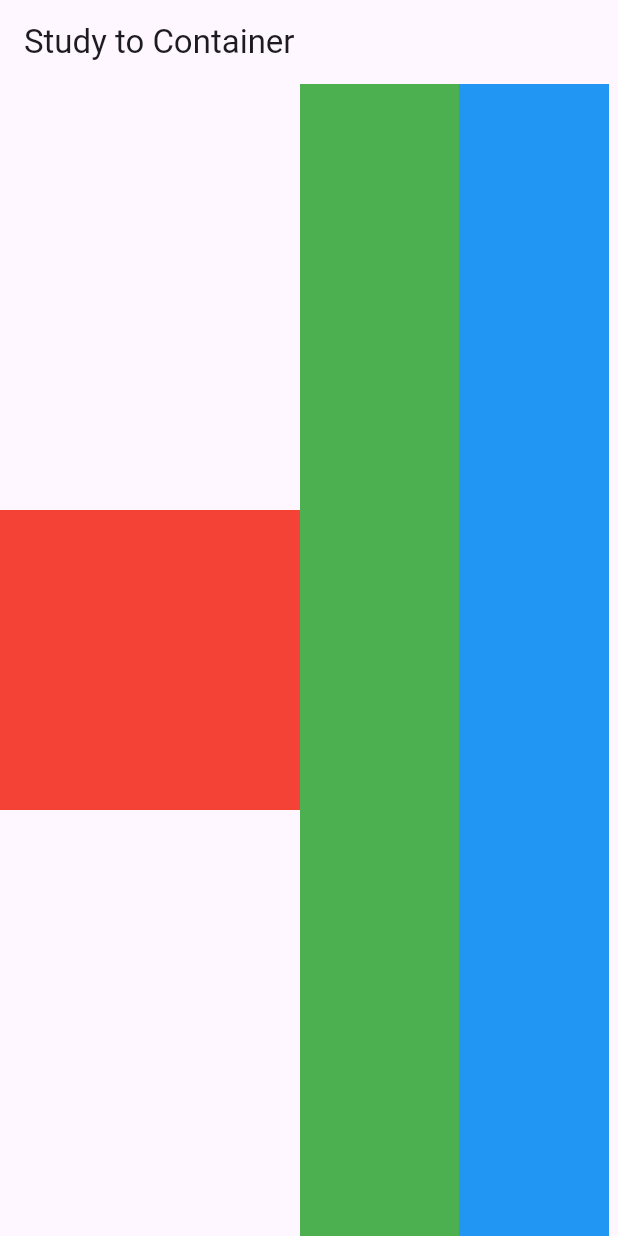
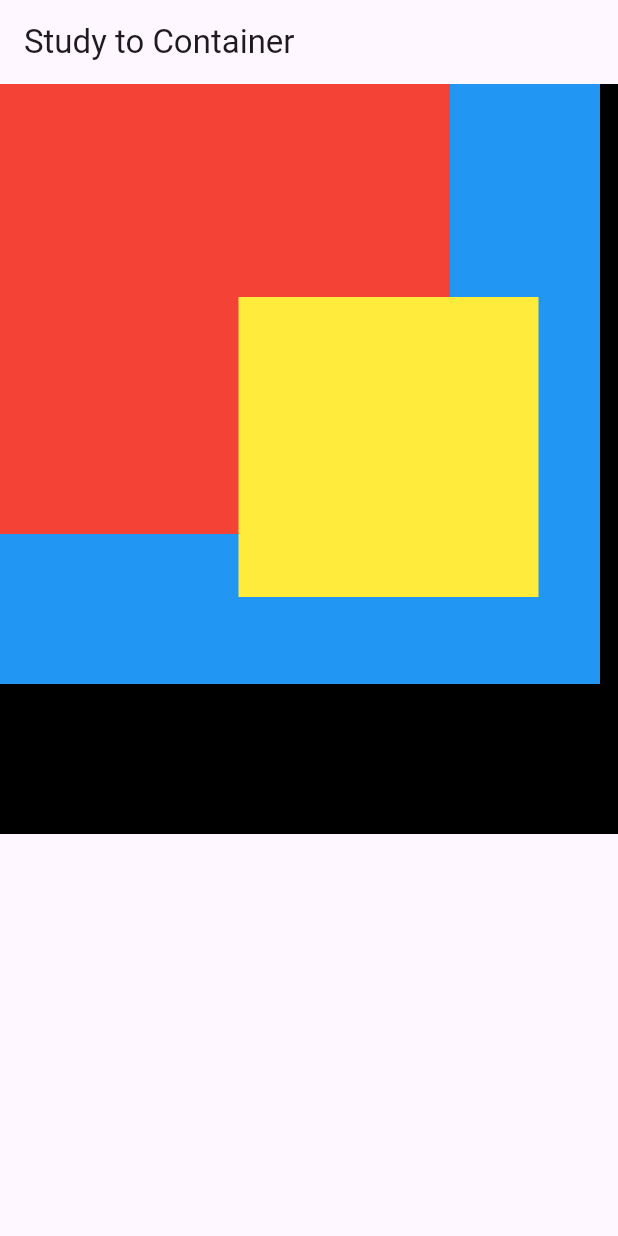
Before and after one commit to soonSoonyy/study-demo, a Flutter app: the screen it shows after launch, on a phone screen of 412 x 824 dp. Run offline on Flutter 3.47's test engine with Material 3 defaults, Android fonts, the phone set to English and light mode, and no system bars.

Commit message:
Stack 객체 실습

```diff
--- a/flutter_app_test/lib/main.dart
+++ b/flutter_app_test/lib/main.dart
@@ -13,50 +13,35 @@ void main() {
 class Body extends StatelessWidget {
   @override
   Widget build(BuildContext context) {
-    return Container(
-      child: Row(
-        children: [
-          Container(
+    return Stack(
+      children:[
+        Container(
+          color: Colors.black,
+          width: 500,
+          height: 500,
+
+        ),
+        Container(
+          color: Colors.blue,
+          width: 400,
+          height: 400,
+
+        ),
+        Container(
+          color: Colors.red,
+          width: 300,
+          height: 300,
+
+        ),
+        Align(
+          alignment: Alignment(0.5, -0.5),
+          child: Container(
+            color: Colors.yellow,
             width: 200,
             height: 200,
-            color: Colors.red,
           ),
-          Expanded(
-              child: Container(
-                width: 200,
-                color: Colors.green,
-          )),
-          Flexible(
-              child: Container(
-                width: 100,
-            color: Colors.blue,
-          ))
-          // Flexible(
-          //   flex: 1,
-          //   child: Container(
-          //     color: Colors.red,
-          //   ),
-          // ),
-          // Flexible(
-          //   flex: 2,
-          //   child: Container(
-          //     color: Colors.green,
-          //   ),
-          // ),
-          // Flexible(
-          //   flex: 3,
-          //   child: Container(
-          //     color: Colors.blue,
-          //   ),
-          // ),
-          // Flexible(
-          //   flex: 4,
-          //   child: Container(
-          //     color: Colors.yellow,
-          //   ),
-          // ),
-        ],
-      ),
+        ),
+      ],
     );
   }
 }
```
